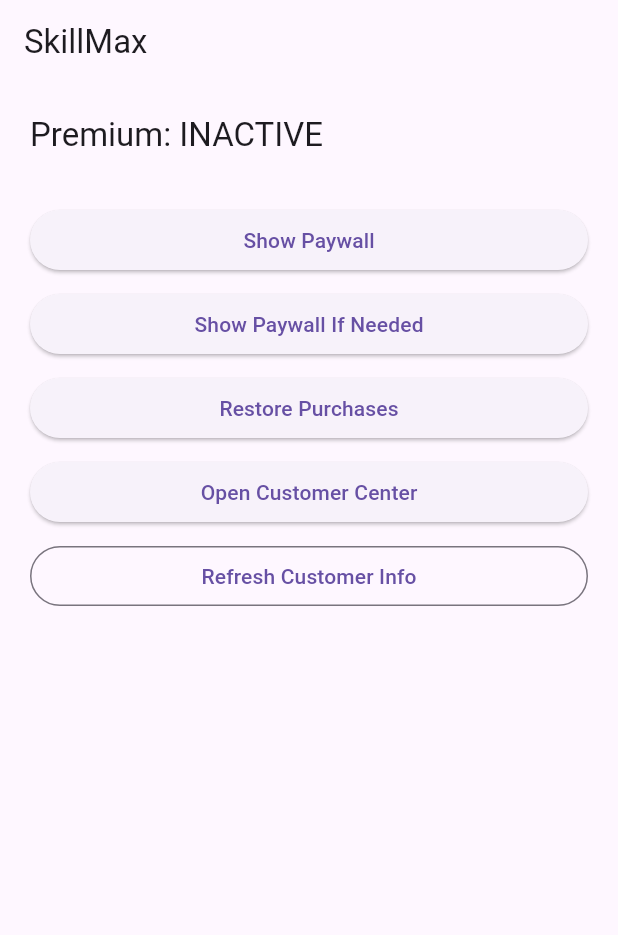
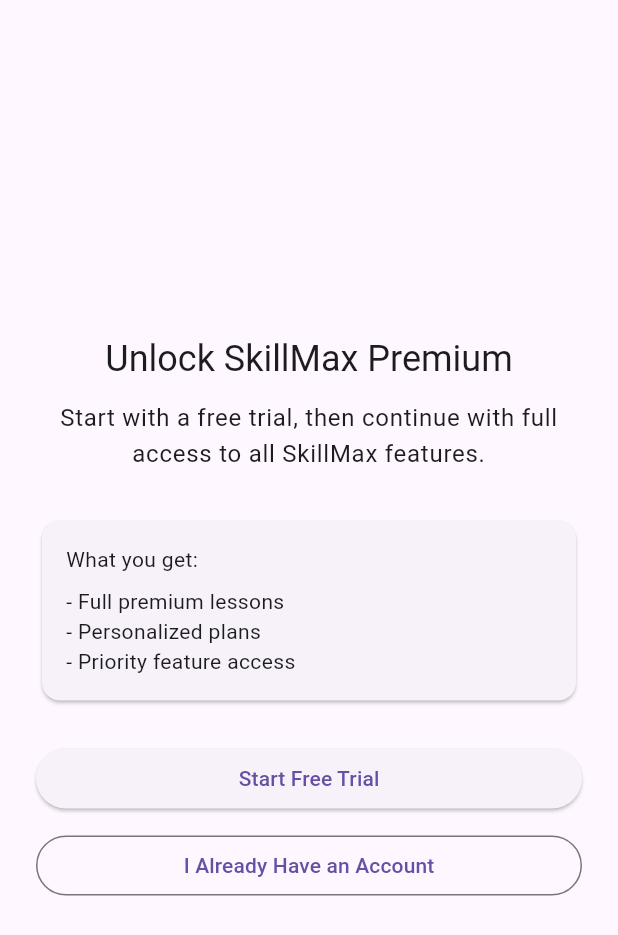
Before and after one commit to SkillMax00/SkillMax, a Flutter app: the screen it shows after launch, on a phone screen of 412 x 824 dp. Shown: the top 935 px of the screen. Run offline on Flutter 3.47's test engine with Material 3 defaults, Android fonts, the phone set to English and light mode, and no system bars; our stand-ins replace firebase_auth, firebase_core, flutter_riverpod; missing offline and left inert: purchases_flutter, purchases_ui_flutter; accounts and stored records are empty.

Commit message:
Describe what you changed

```diff
--- a/lib/main.dart
+++ b/lib/main.dart
@@ -1,7 +1,7 @@
 import 'package:flutter/material.dart';
 import 'package:firebase_core/firebase_core.dart';
 import 'firebase_options.dart'; // <-- generated by FlutterFire CLI
-import 'views/home_view.dart';
+import 'views/auth/auth_gate.dart';
 import 'package:flutter_riverpod/flutter_riverpod.dart';
 
 void main() async {
@@ -23,7 +23,7 @@
     return MaterialApp(
       title: 'SkillMax',
       theme: ThemeData(primarySwatch: Colors.blue),
-      home: const HomeView(), // your first screen
+      home: const AuthGate(),
     );
   }
 }
--- /dev/null
+++ b/lib/views/auth/auth_gate.dart
@@ -0,0 +1,30 @@
+import 'package:firebase_auth/firebase_auth.dart';
+import 'package:flutter/material.dart';
+
+import '../home_view.dart';
+import 'onboarding_paywall_view.dart';
+
+class AuthGate extends StatelessWidget {
+  const AuthGate({super.key});
+
+  @override
+  Widget build(BuildContext context) {
+    return StreamBuilder<User?>(
+      stream: FirebaseAuth.instance.authStateChanges(),
+      builder: (context, snapshot) {
+        if (snapshot.connectionState == ConnectionState.waiting) {
+          return const Scaffold(
+            body: Center(child: CircularProgressIndicator()),
+          );
+        }
+
+        final user = snapshot.data;
+        if (user == null) {
+          return const OnboardingPaywallView();
+        }
+
+        return HomeView(user: user);
+      },
+    );
+  }
+}
--- /dev/null
+++ b/lib/views/auth/onboarding_paywall_view.dart
@@ -0,0 +1,79 @@
+import 'package:flutter/material.dart';
+
+import 'login_view.dart';
+import 'signup_view.dart';
+
+class OnboardingPaywallView extends StatelessWidget {
+  const OnboardingPaywallView({super.key});
+
+  @override
+  Widget build(BuildContext context) {
+    return Scaffold(
+      body: SafeArea(
+        child: Center(
+          child: SingleChildScrollView(
+            padding: const EdgeInsets.all(24),
+            child: ConstrainedBox(
+              constraints: const BoxConstraints(maxWidth: 480),
+              child: Column(
+                crossAxisAlignment: CrossAxisAlignment.stretch,
+                children: [
+                  Text(
+                    'Unlock SkillMax Premium',
+                    textAlign: TextAlign.center,
+                    style: Theme.of(context).textTheme.headlineSmall,
+                  ),
+                  const SizedBox(height: 12),
+                  Text(
+                    'Start with a free trial, then continue with full access to all SkillMax features.',
+                    textAlign: TextAlign.center,
+                    style: Theme.of(context).textTheme.bodyLarge,
+                  ),
+                  const SizedBox(height: 28),
+                  const Card(
+                    child: Padding(
+                      padding: EdgeInsets.all(16),
+                      child: Column(
+                        crossAxisAlignment: CrossAxisAlignment.start,
+                        children: [
+                          Text('What you get:'),
+                          SizedBox(height: 8),
+                          Text('- Full premium lessons'),
+                          Text('- Personalized plans'),
+                          Text('- Priority feature access'),
+                        ],
+                      ),
+                    ),
+                  ),
+                  const SizedBox(height: 24),
+                  ElevatedButton(
+                    onPressed: () {
+                      Navigator.of(context).push(
+                        MaterialPageRoute(
+                          builder: (_) =>
+                              const SignUpView(showPaywallAfterSignUp: true),
+                        ),
+                      );
+                    },
+                    child: const Text('Start Free Trial'),
+                  ),
+                  const SizedBox(height: 10),
+                  OutlinedButton(
+                    onPressed: () {
+                      Navigator.of(context).push(
+                        MaterialPageRoute(
+                          builder: (_) => const LoginView(),
+                        ),
+                      );
+                    },
+                    child: const Text('I Already Have an Account'),
+                  ),
+                ],
+              ),
+            ),
+          ),
+        ),
+      ),
+    );
+  }
+}
```
Also changed, not shown: lib/controllers/subscription_controller.dart (+14 -1 lines), lib/views/auth/login_view.dart (added, +143 -0 lines), lib/views/auth/signup_view.dart (added, +170 -0 lines), lib/views/home_view.dart (+22 -2 lines), 4 other files.
